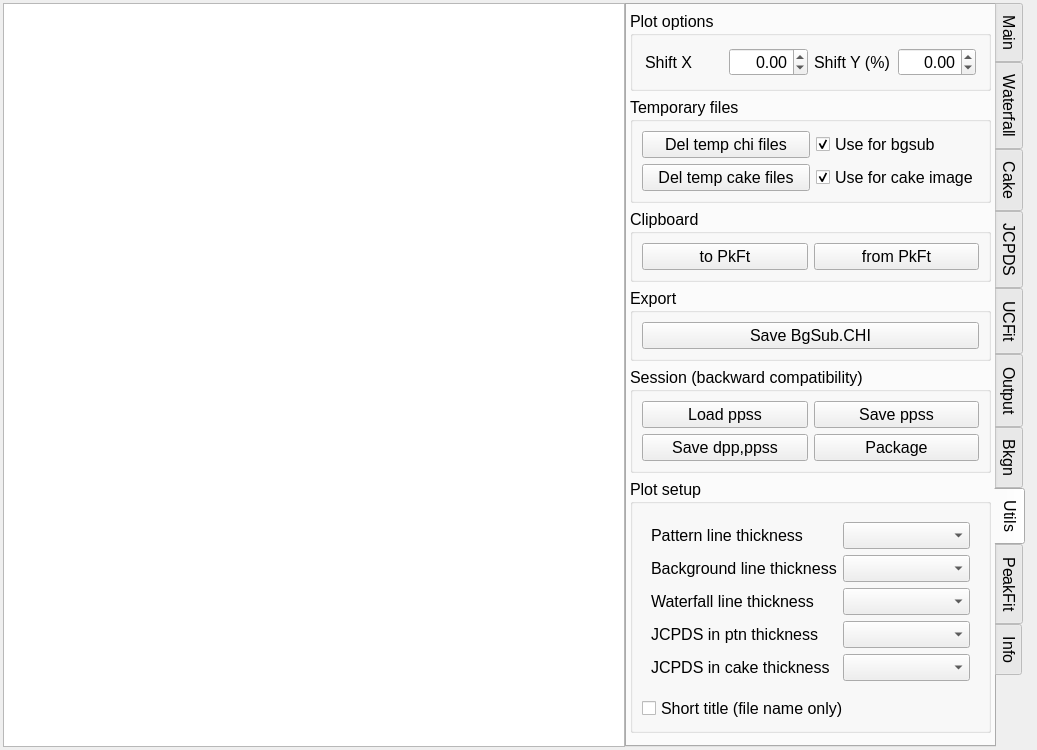
Qt form ui/peakpo.ui (SHDShim/PeakPo) before a commit.
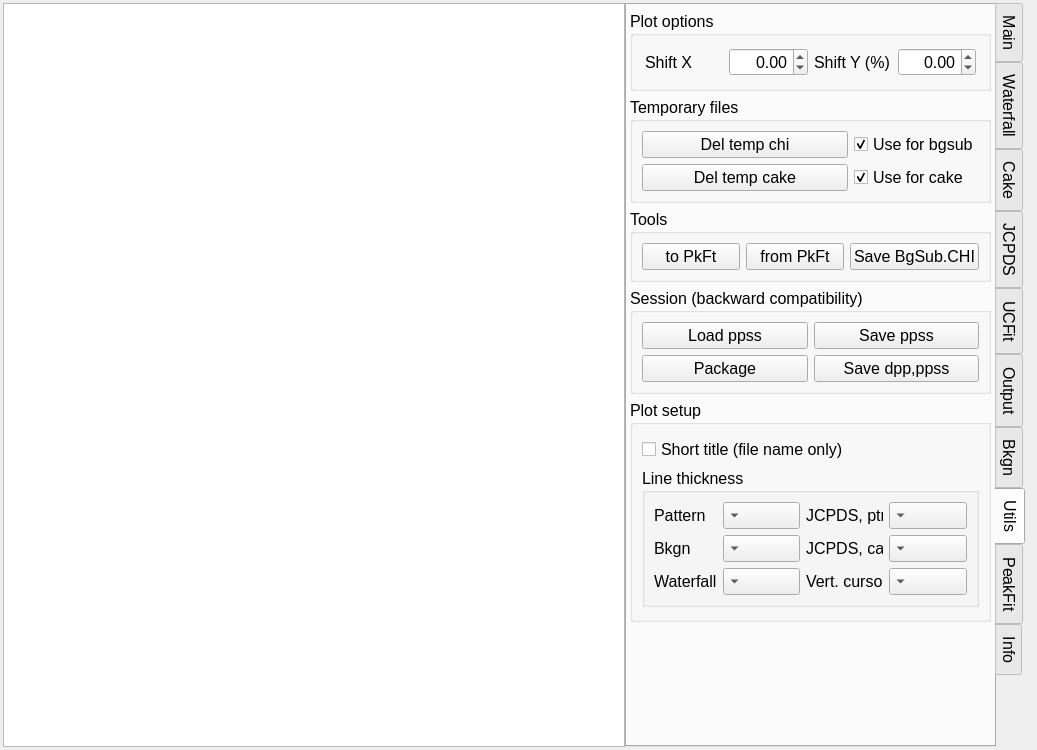
The same form after that commit. The open tabs and pages were chosen to show the change. Custom widgets are drawn as their Qt base class.

Patch:
```diff
--- a/ui/peakpo.ui
+++ b/ui/peakpo.ui
@@ -3245,10 +3245,33 @@
            <bool>true</bool>
           </property>
           <layout class="QGridLayout" name="gridLayout_6">
+           <item row="1" column="0">
+            <widget class="QPushButton" name="pushButton_DelTempCake">
+             <property name="text">
+              <string>Del temp cake</string>
+             </property>
+            </widget>
+           </item>
+           <item row="1" column="1">
+            <widget class="QCheckBox" name="checkBox_UseTempCake">
+             <property name="sizePolicy">
+              <sizepolicy hsizetype="Fixed" vsizetype="Fixed">
+               <horstretch>0</horstretch>
+               <verstretch>0</verstretch>
+              </sizepolicy>
+             </property>
+             <property name="text">
+              <string>Use for cake</string>
+             </property>
+             <property name="checked">
+              <bool>true</bool>
+             </property>
+            </widget>
+           </item>
            <item row="0" column="0">
             <widget class="QPushButton" name="pushButton_DelTempCHI">
              <property name="text">
-              <string>Del temp chi files</string>
+              <string>Del temp chi</string>
              </property>
             </widget>
            </item>
@@ -3268,36 +3291,13 @@
              </property>
             </widget>
            </item>
-           <item row="1" column="0">
-            <widget class="QPushButton" name="pushButton_DelTempCake">
-             <property name="text">
-              <string>Del temp cake files</string>
-             </property>
-            </widget>
-           </item>
-           <item row="1" column="1">
-            <widget class="QCheckBox" name="checkBox_UseTempCake">
-             <property name="sizePolicy">
-              <sizepolicy hsizetype="Fixed" vsizetype="Fixed">
-               <horstretch>0</horstretch>
-               <verstretch>0</verstretch>
-              </sizepolicy>
-             </property>
-             <property name="text">
-              <string>Use for cake image</string>
-             </property>
-             <property name="checked">
-              <bool>true</bool>
-             </property>
-            </widget>
-           </item>
           </layout>
          </widget>
         </item>
         <item>
          <widget class="QGroupBox" name="groupBox_21">
           <property name="title">
-           <string>Clipboard</string>
+           <string>Tools</string>
           </property>
           <property name="flat">
            <bool>true</bool>
@@ -3317,18 +3317,6 @@
              </property>
             </widget>
            </item>
-          </layout>
-         </widget>
-        </item>
-        <item>
-         <widget class="QGroupBox" name="groupBox_7">
-          <property name="title">
-           <string>Export</string>
-          </property>
-          <property name="flat">
-           <bool>true</bool>
-          </property>
-          <layout class="QVBoxLayout" name="verticalLayout_6">
            <item>
             <widget class="QPushButton" name="pushButton_SaveBgSubCHI">
              <property name="sizePolicy">
@@ -3356,6 +3344,12 @@
           <layout class="QGridLayout" name="gridLayout">
            <item row="0" column="0">
             <widget class="QPushButton" name="pushButton_LoadPPSS">
+             <property name="sizePolicy">
+              <sizepolicy hsizetype="Minimum" vsizetype="Fixed">
+               <horstretch>0</horstretch>
+               <verstretch>0</verstretch>
+              </sizepolicy>
+             </property>
              <property name="text">
               <string>Load ppss</string>
              </property>
@@ -3363,19 +3357,18 @@
            </item>
            <item row="0" column="1">
             <widget class="QPushButton" name="pushButton_SavePPSS">
+             <property name="sizePolicy">
+              <sizepolicy hsizetype="Minimum" vsizetype="Fixed">
+               <horstretch>0</horstretch>
+               <verstretch>0</verstretch>
+              </sizepolicy>
+             </property>
              <property name="text">
               <string>Save ppss</string>
              </property>
             </widget>
            </item>
            <item row="1" column="0">
-            <widget class="QPushButton" name="pushButton_SaveDPPandPPSS">
-             <property name="text">
-              <string>Save dpp,ppss</string>
-             </property>
-            </widget>
-           </item>
-           <item row="1" column="1">
             <widget class="QPushButton" name="pushButton_ZipSession">
              <property name="sizePolicy">
               <sizepolicy hsizetype="Minimum" vsizetype="Fixed">
@@ -3388,6 +3381,19 @@
              </property>
             </widget>
            </item>
+           <item row="1" column="1">
+            <widget class="QPushButton" name="pushButton_SaveDPPandPPSS">
+             <property name="sizePolicy">
+              <sizepolicy hsizetype="Minimum" vsizetype="Fixed">
+               <horstretch>0</horstretch>
+               <verstretch>0</verstretch>
+              </sizepolicy>
+             </property>
+             <property name="text">
+              <string>Save dpp,ppss</string>
+             </property>
+            </widget>
+           </item>
           </layout>
          </widget>
         </item>
@@ -3400,51 +3406,54 @@
            <bool>true</bool>
           </property>
           <layout class="QGridLayout" name="gridLayout_14">
-           <item row="0" column="0">
-            <widget class="QFrame" name="frame_7">
-             <property name="frameShape">
-              <enum>QFrame::NoFrame</enum>
+           <property name="topMargin">
+            <number>12</number>
+           </property>
+           <property name="bottomMargin">
+            <number>12</number>
+           </property>
+           <item row="1" column="0">
+            <widget class="QGroupBox" name="groupBox_7">
+             <property name="title">
+              <string>Line thickness</string>
              </property>
-             <property name="frameShadow">
-              <enum>QFrame::Raised</enum>
-             </property>
-             <property name="lineWidth">
-              <number>0</number>
+             <property name="flat">
+              <bool>true</bool>
              </property>
              <layout class="QGridLayout" name="gridLayout_15">
+              <item row="0" column="2">
+               <widget class="QLabel" name="label_22">
+                <property name="text">
+                 <string>JCPDS, ptn</string>
+                </property>
+               </widget>
+              </item>
               <item row="1" column="1">
-               <widget class="QComboBox" name="comboBox_BkgnLineThickness"/>
+               <widget class="QComboBox" name="comboBox_BkgnLineThickness">
+                <property name="layoutDirection">
+                 <enum>Qt::RightToLeft</enum>
+                </property>
+               </widget>
               </item>
               <item row="2" column="0">
                <widget class="QLabel" name="label_25">
                 <property name="text">
-                 <string>Waterfall line thickness</string>
-                </property>
-               </widget>
-              </item>
-              <item row="3" column="0">
-               <widget class="QLabel" name="label_22">
-                <property name="text">
-                 <string>JCPDS in ptn thickness</string>
-                </property>
-               </widget>
-              </item>
-              <item row="3" column="1">
-               <widget class="QComboBox" name="comboBox_PtnJCPDSBarThickness">
-                <property name="maxCount">
-                 <number>10</number>
+                 <string>Waterfall</string>
                 </property>
                </widget>
               </item>
               <item row="0" column="0">
                <widget class="QLabel" name="label_17">
                 <property name="text">
-                 <string>Pattern line thickness</string>
+                 <string>Pattern</string>
                 </property>
                </widget>
               </item>
               <item row="0" column="1">
                <widget class="QComboBox" name="comboBox_BasePtnLineThickness">
+                <property name="layoutDirection">
+                 <enum>Qt::RightToLeft</enum>
+                </property>
                 <property name="currentIndex">
                  <number>-1</number>
                 </property>
@@ -3453,34 +3462,71 @@
                 </property>
                </widget>
               </item>
-              <item row="4" column="0">
-               <widget class="QLabel" name="label_23">
-                <property name="text">
-                 <string>JCPDS in cake thickness</string>
-                </property>
-               </widget>
-              </item>
-              <item row="4" column="1">
-               <widget class="QComboBox" name="comboBox_CakeJCPDSBarThickness">
-                <property name="maxCount">
-                 <number>10</number>
-                </property>
-               </widget>
-              </item>
               <item row="2" column="1">
-               <widget class="QComboBox" name="comboBox_WaterfallLineThickness"/>
+               <widget class="QComboBox" name="comboBox_WaterfallLineThickness">
+                <property name="layoutDirection">
+                 <enum>Qt::RightToLeft</enum>
+                </property>
+               </widget>
               </item>
               <item row="1" column="0">
                <widget class="QLabel" name="label_24">
                 <property name="text">
-                 <string>Background line thickness</string>
+                 <string>Bkgn</string>
+                </property>
+               </widget>
+              </item>
+              <item row="0" column="3">
+               <widget class="QComboBox" name="comboBox_PtnJCPDSBarThickness">
+                <property name="layoutDirection">
+                 <enum>Qt::RightToLeft</enum>
+                </property>
+                <property name="maxCount">
+                 <number>10</number>
+                </property>
+               </widget>
+              </item>
+              <item row="1" column="2">
+               <widget class="QLabel" name="label_23">
+                <property name="text">
+                 <string>JCPDS, cake</string>
+                </property>
+               </widget>
+              </item>
+              <item row="1" column="3">
+               <widget class="QComboBox" name="comboBox_CakeJCPDSBarThickness">
+                <property name="layoutDirection">
+                 <enum>Qt::RightToLeft</enum>
+                </property>
+                <property name="maxCount">
+                 <number>10</number>
+                </property>
+               </widget>
+              </item>
+              <item row="2" column="2">
+               <widget class="QLabel" name="label_26">
+                <property name="sizePolicy">
+                 <sizepolicy hsizetype="Fixed" vsizetype="Preferred">
+                  <horstretch>0</horstretch>
+                  <verstretch>0</verstretch>
+                 </sizepolicy>
+                </property>
+                <property name="text">
+                 <string>Vert. cursor</string>
+                </property>
+               </widget>
+              </item>
+              <item row="2" column="3">
+               <widget class="QComboBox" name="comboBox_VertCursorThickness">
+                <property name="layoutDirection">
+                 <enum>Qt::RightToLeft</enum>
                 </property>
                </widget>
               </item>
              </layout>
             </widget>
            </item>
-           <item row="3" column="0">
+           <item row="0" column="0">
             <widget class="QCheckBox" name="checkBox_ShortPlotTitle">
              <property name="text">
               <string>Short title (file name only)</string>
```
